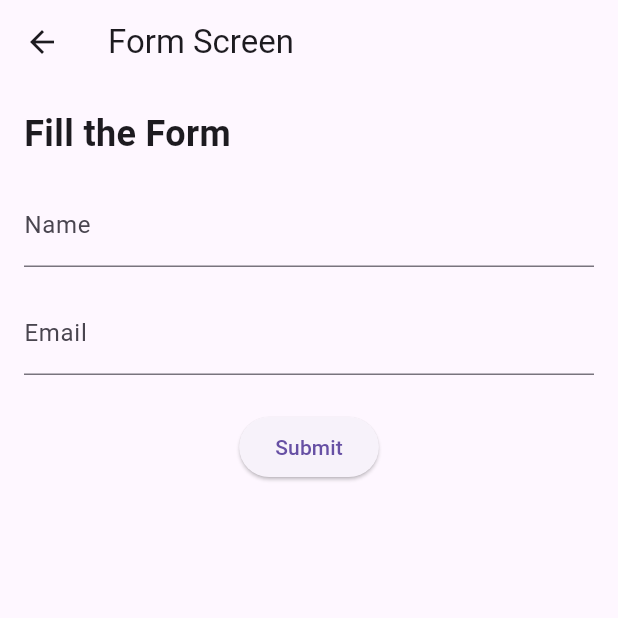
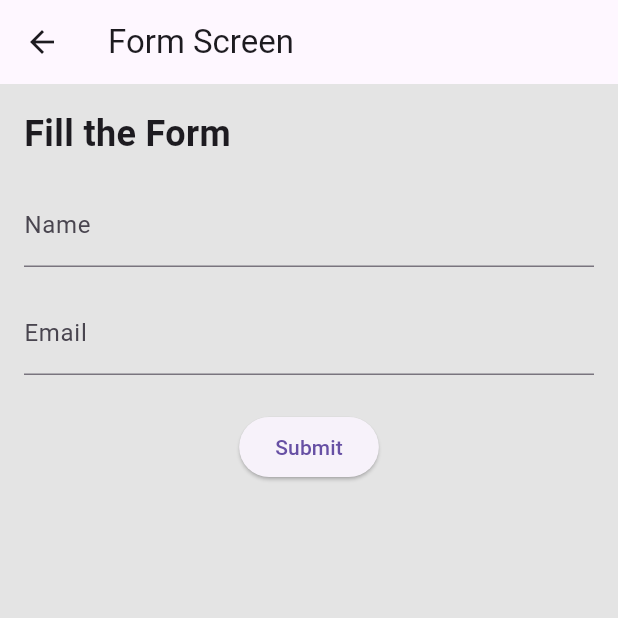
Before and after one commit to Innarq/qr_code_app, a Flutter app: the screen it shows after launch, after a tap on the "add" icon, on a phone screen of 412 x 824 dp, the top half of it. Run offline on Flutter 3.47's test engine with Material 3 defaults, Android fonts, the phone set to English and light mode, and no system bars; our stand-ins replace flutter_svg.

Commit message:
splas screen added

```diff
--- a/lib/main.dart
+++ b/lib/main.dart
@@ -14,6 +14,7 @@ class MyApp extends StatelessWidget {
       debugShowCheckedModeBanner: false,
       title: 'Flutter Example',
       theme: ThemeData(
+        scaffoldBackgroundColor: Color(0xffE4E4E4),
         primarySwatch: Colors.blue,
       ),
       initialRoute: '/',
--- a/lib/screens/qr_list_screen.dart
+++ b/lib/screens/qr_list_screen.dart
@@ -4,6 +4,17 @@ import 'dart:convert';
 class QrListScreen extends StatelessWidget {
   final String jsonData = '''
   [
+    {"title": "Item 1", "subtitle": "Subtitle 1"},
+    {"title": "Item 2", "subtitle": "Subtitle 2"},
+    {"title": "Item 3", "subtitle": "Subtitle 3"},
+    {"title": "Item 4", "subtitle": "Subtitle 4"},
+    {"title": "Item 1", "subtitle": "Subtitle 1"},
+    {"title": "Item 2", "subtitle": "Subtitle 2"},
+    {"title": "Item 3", "subtitle": "Subtitle 3"},
+    {"title": "Item 1", "subtitle": "Subtitle 1"},
+    {"title": "Item 2", "subtitle": "Subtitle 2"},
+    {"title": "Item 3", "subtitle": "Subtitle 3"},
+    {"title": "Item 4", "subtitle": "Subtitle 4"},
     {"title": "Item 1", "subtitle": "Subtitle 1"},
     {"title": "Item 2", "subtitle": "Subtitle 2"},
     {"title": "Item 3", "subtitle": "Subtitle 3"},
@@ -16,26 +27,29 @@ class QrListScreen extends StatelessWidget {
     List<dynamic> items = json.decode(jsonData);
 
     return Scaffold(
-      appBar: AppBar(
-        title: Text('List Screen'),
-      ),
-      body: GridView.builder(
-        padding: EdgeInsets.all(8.0),
+      body: SafeArea(
+        child: GridView.builder(
+          padding: EdgeInsets.symmetric(vertical: 16.0, horizontal: 36),
           gridDelegate: SliverGridDelegateWithFixedCrossAxisCount(
             crossAxisCount: 2,
-          childAspectRatio: 3,
-          crossAxisSpacing: 8,
-          mainAxisSpacing: 8,
+            childAspectRatio: 1,
+            crossAxisSpacing: 26,
+            mainAxisSpacing: 26,
           ),
           itemCount: items.length,
           itemBuilder: (context, index) {
-          return Card(
-            child: ListTile(
-              title: Text(items[index]['title']),
-              subtitle: Text(items[index]['subtitle']),
+            return Container(
+              color: Colors.white,
+              height: 400,
+              child: Column(
+                children: [
+                  Text(items[index]['title']),
+                  Text(items[index]['subtitle']),
+                ]
               ),
             );
           },
+        ),
       ),
       floatingActionButton: FloatingActionButton(
         onPressed: () {
--- a/lib/screens/splash_screen.dart
+++ b/lib/screens/splash_screen.dart
@@ -1,5 +1,7 @@
 import 'package:flutter/material.dart';
 import 'dart:async';
+
+import 'package:flutter_svg/svg.dart';
 
 class SplashScreen extends StatefulWidget {
   @override
@@ -10,7 +12,7 @@ class _SplashScreenState extends State<SplashScreen> {
   @override
   void initState() {
     super.initState();
-    Timer(Duration(seconds: 3), () {
+    Timer(Duration(seconds: 2), () {
       Navigator.pushReplacementNamed(context, '/list');
     });
   }
@@ -18,10 +20,36 @@ class _SplashScreenState extends State<SplashScreen> {
   @override
   Widget build(BuildContext context) {
     return Scaffold(
-      body: Center(
-        child: Text(
-          'Welcome to the App',
-          style: TextStyle(fontSize: 24, fontWeight: FontWeight.bold),
+      body: Container(
+        decoration: BoxDecoration(
+          gradient: LinearGradient(
+            begin: Alignment.topCenter,
+            end: Alignment.bottomCenter,
+            colors: [
+              Color(0xffE4E4E4),  // Middle color
+              Color(0xffb4b4b4),  // Bottom color
+            ],
+            stops: [0.9, 1.0], // Defines the position of each color
+          ),
+        ),
+        child: Center(
+          child: Column(
+            mainAxisSize: MainAxisSize.min,
+            children: [
+              SvgPicture.asset(
+                "assets/qr_code.svg",
+              ),
+              SizedBox(height: 30,),
+              Container(
+                width: 250,
+                child: Text(
+                  'GENERATE YOUR QR CODE...',
+                  textAlign: TextAlign.center,
+                  style: TextStyle(fontSize: 30, fontWeight: FontWeight.bold),
+                ),
+              )
+            ],
+          ),
         ),
       ),
     );
```
Also changed, not shown: pubspec.yaml (+4 -3 lines), assets/add_qr.svg (added), assets/qr_code.svg (added), pubspec.lock. Lines whose indentation alone changed are shown as unchanged.
